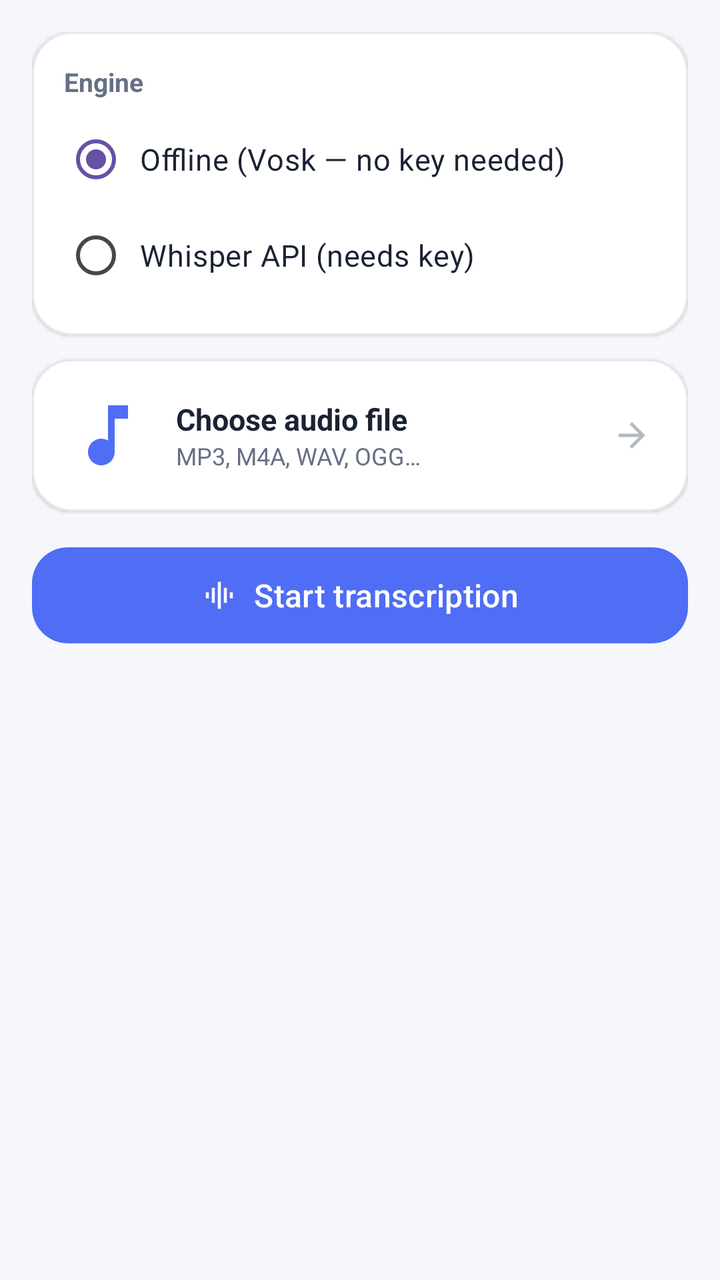
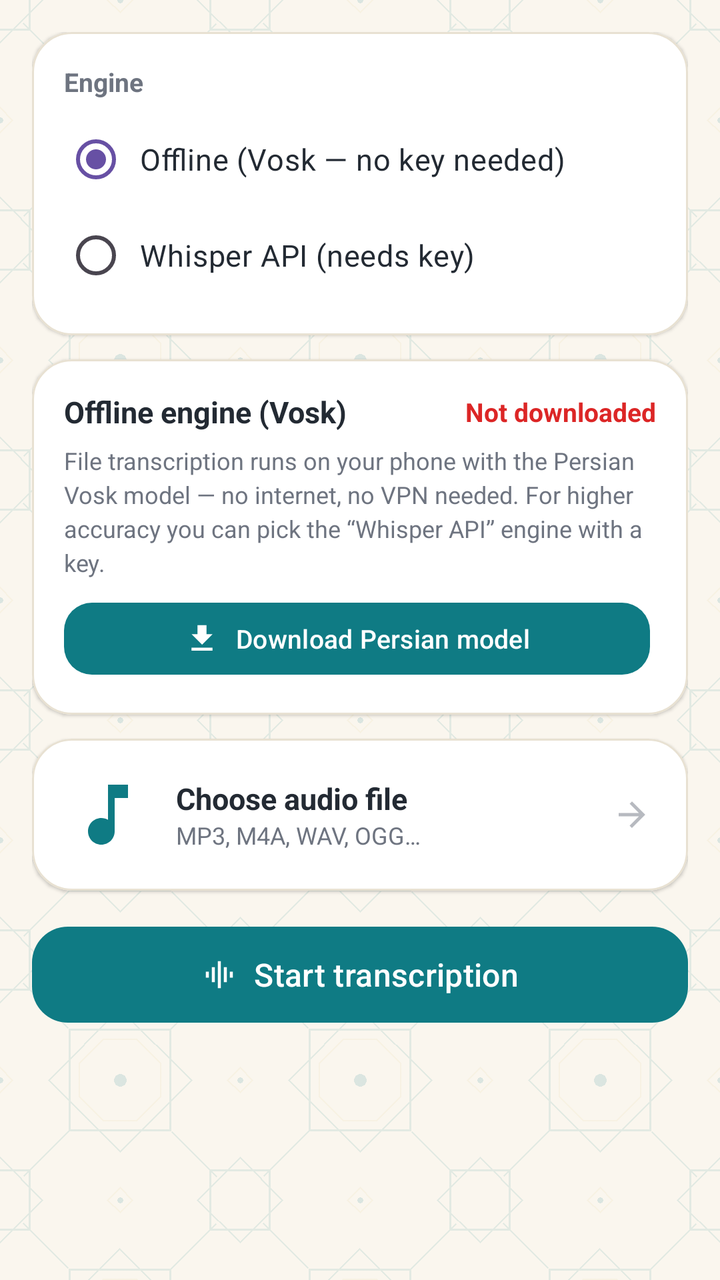

Screens rendered from an Android XML layout before and after an edit, with the pre-edit source and the edit as a unified diff.
<!-- AndroidManifest.xml: application theme Theme.Sedayar -->
<!-- res/layout/fragment_audio.xml -->
<?xml version="1.0" encoding="utf-8"?>
<androidx.core.widget.NestedScrollView xmlns:android="http://schemas.android.com/apk/res/android"
    xmlns:app="http://schemas.android.com/apk/res-auto"
    android:layout_width="match_parent"
    android:layout_height="match_parent"
    android:background="@color/paper"
    android:clipToPadding="false"
    android:fillViewport="true"
    android:padding="16dp">

    <LinearLayout
        android:layout_width="match_parent"
        android:layout_height="wrap_content"
        android:orientation="vertical">

        
        <com.google.android.material.card.MaterialCardView
            android:layout_width="match_parent"
            android:layout_height="wrap_content"
            app:cardBackgroundColor="@color/surface"
            app:cardCornerRadius="20dp"
            app:cardElevation="1dp"
            app:strokeColor="@color/stroke"
            app:strokeWidth="1dp">

            <LinearLayout
                android:layout_width="match_parent"
                android:layout_height="wrap_content"
                android:orientation="vertical"
                android:padding="16dp">

                <TextView
                    android:layout_width="wrap_content"
                    android:layout_height="wrap_content"
                    android:text="@string/engine_title"
                    android:textColor="@color/text_secondary"
                    android:textSize="13sp"
                    android:textStyle="bold" />

                <RadioGroup
                    android:id="@+id/rg_engine"
                    android:layout_width="match_parent"
                    android:layout_height="wrap_content"
                    android:layout_marginTop="6dp"
                    android:orientation="vertical">

                    <RadioButton
                        android:id="@+id/rb_vosk"
                        android:layout_width="match_parent"
                        android:layout_height="wrap_content"
                        android:checked="true"
                        android:paddingStart="6dp"
                        android:paddingEnd="6dp"
                        android:text="@string/engine_vosk"
                        android:textColor="@color/text_primary"
                        android:textSize="15sp" />

                    <RadioButton
                        android:id="@+id/rb_api"
                        android:layout_width="match_parent"
                        android:layout_height="wrap_content"
                        android:paddingStart="6dp"
                        android:paddingEnd="6dp"
                        android:text="@string/engine_api"
                        android:textColor="@color/text_primary"
                        android:textSize="15sp" />
                </RadioGroup>
            </LinearLayout>
        </com.google.android.material.card.MaterialCardView>

        
        <com.google.android.material.card.MaterialCardView
            android:id="@+id/card_pick"
            android:layout_width="match_parent"
            android:layout_height="wrap_content"
            android:layout_marginTop="12dp"
            app:cardBackgroundColor="@color/surface"
            app:cardCornerRadius="20dp"
            app:cardElevation="1dp"
            app:rippleColor="@color/primary_container"
            app:strokeColor="@color/stroke"
            app:strokeWidth="1dp">

            <LinearLayout
                android:layout_width="match_parent"
                android:layout_height="wrap_content"
                android:gravity="center_vertical"
                android:orientation="horizontal"
                android:padding="18dp">

                <ImageView
                    android:id="@+id/iv_file_icon"
                    android:layout_width="40dp"
                    android:layout_height="40dp"
                    android:contentDescription="@string/cd_pick_file"
                    android:src="@drawable/ic_music"
                    app:tint="@color/primary" />

                <LinearLayout
                    android:layout_width="0dp"
                    android:layout_height="wrap_content"
                    android:layout_marginStart="14dp"
                    android:layout_weight="1"
                    android:orientation="vertical">

                    <TextView
                        android:id="@+id/tv_file_name"
                        android:layout_width="match_parent"
                        android:layout_height="wrap_content"
                        android:ellipsize="middle"
                        android:maxLines="1"
                        android:text="@string/audio_pick"
                        android:textColor="@color/text_primary"
                        android:textSize="15sp"
                        android:textStyle="bold" />

                    <TextView
                        android:id="@+id/tv_file_hint"
                        android:layout_width="match_parent"
                        android:layout_height="wrap_content"
                        android:text="@string/audio_pick_hint"
                        android:textColor="@color/text_secondary"
                        android:textSize="12sp" />
                </LinearLayout>

                <ImageView
                    android:layout_width="20dp"
                    android:layout_height="20dp"
                    android:alpha="0.5"
                    android:contentDescription="@string/cd_pick_file"
                    android:rotation="180"
                    android:src="@drawable/ic_back"
                    app:tint="@color/text_secondary" />
            </LinearLayout>
        </com.google.android.material.card.MaterialCardView>

        
        <com.google.android.material.card.MaterialCardView
            android:id="@+id/card_progress"
            android:layout_width="match_parent"
            android:layout_height="wrap_content"
            android:layout_marginTop="12dp"
            android:visibility="gone"
            app:cardBackgroundColor="@color/surface"
            app:cardCornerRadius="20dp"
            app:cardElevation="1dp"
            app:strokeColor="@color/stroke"
            app:strokeWidth="1dp">

            <LinearLayout
                android:layout_width="match_parent"
                android:layout_height="wrap_content"
                android:orientation="vertical"
                android:padding="16dp">

                <TextView
                    android:id="@+id/tv_progress"
                    android:layout_width="wrap_content"
                    android:layout_height="wrap_content"
                    android:text="@string/status_decoding"
                    android:textColor="@color/text_primary"
                    android:textSize="14sp" />

                <ProgressBar
                    android:id="@+id/progress"
                    style="?android:attr/progressBarStyleHorizontal"
                    android:layout_width="match_parent"
                    android:layout_height="wrap_content"
                    android:layout_marginTop="10dp"
                    android:max="100" />

                <com.google.android.material.button.MaterialButton
                    android:id="@+id/btn_cancel"
                    style="?attr/materialButtonOutlinedStyle"
                    android:layout_width="wrap_content"
                    android:layout_height="wrap_content"
                    android:layout_gravity="end"
                    android:layout_marginTop="6dp"
                    android:text="@string/cancel"
                    app:cornerRadius="14dp" />
            </LinearLayout>
        </com.google.android.material.card.MaterialCardView>

        <com.google.android.material.button.MaterialButton
            android:id="@+id/btn_start"
            android:layout_width="match_parent"
            android:layout_height="56dp"
            android:layout_marginTop="14dp"
            android:text="@string/audio_start"
            android:textColor="@color/on_primary"
            android:textSize="16sp"
            app:backgroundTint="@color/primary"
            app:cornerRadius="18dp"
            app:icon="@drawable/ic_audio"
            app:iconGravity="textStart"
            app:iconTint="@color/on_primary" />

        
        <com.google.android.material.card.MaterialCardView
            android:id="@+id/card_result"
            android:layout_width="match_parent"
            android:layout_height="wrap_content"
            android:layout_marginTop="14dp"
            android:visibility="gone"
            app:cardBackgroundColor="@color/surface"
            app:cardCornerRadius="20dp"
            app:cardElevation="1dp"
            app:strokeColor="@color/stroke"
            app:strokeWidth="1dp">

            <LinearLayout
                android:layout_width="match_parent"
                android:layout_height="wrap_content"
                android:orientation="vertical"
                android:padding="16dp">

                <TextView
                    android:layout_width="wrap_content"
                    android:layout_height="wrap_content"
                    android:text="@string/transcript_result_title"
                    android:textColor="@color/text_secondary"
                    android:textSize="13sp"
                    android:textStyle="bold" />

                <TextView
                    android:id="@+id/tv_partial"
                    android:layout_width="match_parent"
                    android:layout_height="wrap_content"
                    android:layout_marginTop="6dp"
                    android:alpha="0.7"
                    android:textColor="@color/primary"
                    android:textSize="13sp"
                    android:visibility="gone" />

                <TextView
                    android:id="@+id/tv_transcript"
                    android:layout_width="match_parent"
                    android:layout_height="wrap_content"
                    android:layout_marginTop="8dp"
                    android:lineSpacingExtra="5dp"
                    android:maxLines="10"
                    android:scrollbars="vertical"
                    android:textColor="@color/text_primary"
                    android:textIsSelectable="true"
                    android:textSize="15sp" />

                
                <com.google.android.material.card.MaterialCardView
                    android:id="@+id/card_summary"
                    android:layout_width="match_parent"
                    android:layout_height="wrap_content"
                    android:layout_marginTop="12dp"
                    android:visibility="gone"
                    app:cardBackgroundColor="@color/primary_container"
                    app:cardCornerRadius="14dp"
                    app:cardElevation="0dp">

                    <LinearLayout
                        android:layout_width="match_parent"
                        android:layout_height="wrap_content"
                        android:orientation="vertical"
                        android:padding="14dp">

                        <TextView
                            android:id="@+id/tv_summary_title"
                            android:layout_width="wrap_content"
                            android:layout_height="wrap_content"
                            android:text="@string/summary_offline_title"
                            android:textColor="@color/on_primary_container"
                            android:textSize="13sp"
                            android:textStyle="bold" />

                        <TextView
                            android:id="@+id/tv_summary"
                            android:layout_width="match_parent"
                            android:layout_height="wrap_content"
                            android:layout_marginTop="4dp"
                            android:lineSpacingExtra="4dp"
                            android:textColor="@color/on_primary_container"
                            android:textIsSelectable="true"
                            android:textSize="14sp" />
                    </LinearLayout>
                </com.google.android.material.card.MaterialCardView>

                <LinearLayout
                    android:layout_width="match_parent"
                    android:layout_height="wrap_content"
                    android:layout_marginTop="12dp"
                    android:orientation="horizontal">

                    <com.google.android.material.button.MaterialButton
                        android:id="@+id/btn_summary"
                        style="?attr/materialButtonOutlinedStyle"
                        android:layout_width="0dp"
                        android:layout_height="48dp"
                        android:layout_marginEnd="3dp"
                        android:layout_weight="1"
                        android:text="@string/btn_summary"
                        android:textSize="13sp"
                        app:cornerRadius="14dp"
                        app:icon="@drawable/ic_summary"
                        app:iconGravity="textStart"
                        app:iconTint="@color/primary" />

                    <com.google.android.material.button.MaterialButton
                        android:id="@+id/btn_export"
                        style="?attr/materialButtonOutlinedStyle"
                        android:layout_width="0dp"
                        android:layout_height="48dp"
                        android:layout_marginStart="3dp"
                        android:layout_marginEnd="3dp"
                        android:layout_weight="1"
                        android:text="@string/btn_export"
                        android:textSize="13sp"
                        app:cornerRadius="14dp"
                        app:icon="@drawable/ic_download"
                        app:iconGravity="textStart"
                        app:iconTint="@color/primary" />

                    <com.google.android.material.button.MaterialButton
                        android:id="@+id/btn_save_note"
                        style="?attr/materialButtonOutlinedStyle"
                        android:layout_width="0dp"
                        android:layout_height="48dp"
                        android:layout_marginStart="3dp"
                        android:layout_weight="1"
                        android:text="@string/btn_save_note"
                        android:textSize="13sp"
                        app:cornerRadius="14dp"
                        app:icon="@drawable/ic_save"
                        app:iconGravity="textStart"
                        app:iconTint="@color/primary" />
                </LinearLayout>
            </LinearLayout>
        </com.google.android.material.card.MaterialCardView>

        <Space
            android:layout_width="1dp"
            android:layout_height="24dp" />
    </LinearLayout>
</androidx.core.widget.NestedScrollView>
<!-- resources referenced by this layout -->
<resources>
  <color name="on_primary">#FFFFFF</color>
  <color name="on_primary_container">#1B2C7E</color>
  <color name="paper">#F5F7FB</color>
  <color name="primary">#4F6DF5</color>
  <color name="primary_container">#E4E9FF</color>
  <color name="stroke">#E3E8F0</color>
  <color name="surface">#FFFFFF</color>
  <color name="text_primary">#1A2233</color>
  <color name="text_secondary">#667085</color>
  <!-- drawable ic_download (drawable) -->
  <?xml version="1.0" encoding="utf-8"?>
  <vector xmlns:android="http://schemas.android.com/apk/res/android"
      android:width="24dp" android:height="24dp"
      android:viewportWidth="24" android:viewportHeight="24">
      <path android:fillColor="@android:color/white"
          android:pathData="M19,9h-4V3H9v6H5l7,7 7,-7zM5,18v2h14v-2H5z" />
  </vector>
  <string name="audio_pick">Choose audio file</string>
  <string name="audio_pick_hint">MP3, M4A, WAV, OGG…</string>
  <string name="audio_start">Start transcription</string>
  <string name="btn_export">Export</string>
  <string name="btn_save_note">Save as note</string>
  <string name="btn_summary">Summarize</string>
  <string name="cancel">Cancel</string>
  <string name="cd_pick_file">Choose audio file</string>
  <string name="engine_api">Whisper API (needs key)</string>
  <string name="engine_title">Engine</string>
  <string name="engine_vosk">Offline (Vosk — no key needed)</string>
  <string name="status_decoding">Preparing audio…</string>
  <string name="summary_offline_title">Auto summary</string>
  <string name="transcript_result_title">Transcript</string>
  <style name="Theme.Sedayar" parent="Theme.Material3.Light.NoActionBar">
          <item name="colorPrimary">@color/primary</item>
          <item name="colorOnPrimary">@color/on_primary</item>
          <item name="colorPrimaryContainer">@color/primary_container</item>
          <item name="colorOnPrimaryContainer">@color/on_primary_container</item>
          <item name="android:colorBackground">@color/paper</item>
          <item name="colorSurface">@color/surface</item>
          <item name="colorOnSurface">@color/text_primary</item>
          <item name="colorOnSurfaceVariant">@color/text_secondary</item>
          <item name="colorOutline">@color/stroke</item>
          <item name="android:statusBarColor">@color/paper</item>
          <item name="android:windowLightStatusBar">true</item>
          <item name="fontFamily">@font/vazirmatn</item>
          <item name="android:fontFamily">@font/vazirmatn</item>
      </style>
  <!-- unchanged entries left out for length: 5 -->
</resources>

<!-- the commit's change to res/layout/fragment_audio.xml (unified diff, before → after) -->
@@ -3,7 +3,7 @@
     xmlns:app="http://schemas.android.com/apk/res-auto"
     android:layout_width="match_parent"
     android:layout_height="match_parent"
-    android:background="@color/paper"
+    android:background="@drawable/bg_app"
     android:clipToPadding="false"
     android:fillViewport="true"
     android:padding="16dp">
@@ -65,6 +65,105 @@
                         android:textColor="@color/text_primary"
                         android:textSize="15sp" />
                 </RadioGroup>
+            </LinearLayout>
+        </com.google.android.material.card.MaterialCardView>
+
+        
+        <com.google.android.material.card.MaterialCardView
+            android:id="@+id/card_model"
+            android:layout_width="match_parent"
+            android:layout_height="wrap_content"
+            android:layout_marginTop="12dp"
+            app:cardBackgroundColor="@color/surface"
+            app:cardCornerRadius="20dp"
+            app:cardElevation="1dp"
+            app:strokeColor="@color/stroke"
+            app:strokeWidth="1dp">
+
+            <LinearLayout
+                android:layout_width="match_parent"
+                android:layout_height="wrap_content"
+                android:orientation="vertical"
+                android:padding="16dp">
+
+                <LinearLayout
+                    android:layout_width="match_parent"
+                    android:layout_height="wrap_content"
+                    android:gravity="center_vertical"
+                    android:orientation="horizontal">
+
+                    <TextView
+                        android:layout_width="0dp"
+                        android:layout_height="wrap_content"
+                        android:layout_weight="1"
+                        android:text="@string/model_card_title"
+                        android:textColor="@color/text_primary"
+                        android:textSize="15sp"
+                        android:textStyle="bold" />
+
+                    <TextView
+                        android:id="@+id/tv_model_status"
+                        android:layout_width="wrap_content"
+                        android:layout_height="wrap_content"
+                        android:text="@string/vosk_status_missing"
+                        android:textColor="@color/danger"
+                        android:textSize="13sp"
+                        android:textStyle="bold" />
+                </LinearLayout>
+
+                <TextView
+                    android:layout_width="match_parent"
+                    android:layout_height="wrap_content"
+                    android:layout_marginTop="6dp"
+                    android:lineSpacingExtra="3dp"
+                    android:text="@string/model_card_info"
+                    android:textColor="@color/text_secondary"
+                    android:textSize="12sp" />
+
+                <ProgressBar
+                    android:id="@+id/progress_model"
+                    style="?android:attr/progressBarStyleHorizontal"
+                    android:layout_width="match_parent"
+                    android:layout_height="wrap_content"
+                    android:layout_marginTop="8dp"
+                    android:max="100"
+                    android:visibility="gone" />
+
+                <LinearLayout
+                    android:layout_width="match_parent"
+                    android:layout_height="wrap_content"
+                    android:layout_marginTop="8dp"
+                    android:orientation="horizontal">
+
+                    <com.google.android.material.button.MaterialButton
+                        android:id="@+id/btn_model_download"
+                        android:layout_width="0dp"
+                        android:layout_height="44dp"
+                        android:layout_marginEnd="3dp"
+                        android:layout_weight="1"
+                        android:text="@string/vosk_download"
+                        android:textSize="13sp"
+                        app:backgroundTint="@color/primary"
+                        app:cornerRadius="14dp"
+                        app:icon="@drawable/ic_download"
+                        app:iconGravity="textStart"
+                        app:iconTint="@color/on_primary" />
+
+                    <com.google.android.material.button.MaterialButton
+                        android:id="@+id/btn_model_delete"
+                        style="?attr/materialButtonOutlinedStyle"
+                        android:layout_width="0dp"
+                        android:layout_height="44dp"
+                        android:layout_marginStart="3dp"
+                        android:layout_weight="1"
+                        android:text="@string/vosk_delete"
+                        android:textSize="13sp"
+                        android:visibility="gone"
+                        app:cornerRadius="14dp"
+                        app:icon="@drawable/ic_delete"
+                        app:iconGravity="textStart"
+                        app:iconTint="@color/danger" />
+                </LinearLayout>
             </LinearLayout>
         </com.google.android.material.card.MaterialCardView>
 
<!-- resource entries referenced after the edit -->
@@ -1,14 +1,39 @@
 <!-- resources referenced by this layout -->
 <resources>
+  <color name="danger">#DC2626</color>
   <color name="on_primary">#FFFFFF</color>
-  <color name="on_primary_container">#1B2C7E</color>
-  <color name="paper">#F5F7FB</color>
-  <color name="primary">#4F6DF5</color>
-  <color name="primary_container">#E4E9FF</color>
-  <color name="stroke">#E3E8F0</color>
+  <color name="on_primary_container">#084C52</color>
+  <color name="paper">#FAF6EE</color>
+  <!-- drawable pattern_faint: png bitmap (drawable-nodpi, 4999 bytes) -->
+  <color name="gold">#C9A227</color>
+  <color name="lapis">#0F2142</color>
+  <color name="primary">#0F7B84</color>
+  <color name="primary_container">#D8F0F0</color>
+  <color name="stroke">#E8E1D2</color>
   <color name="surface">#FFFFFF</color>
-  <color name="text_primary">#1A2233</color>
-  <color name="text_secondary">#667085</color>
+  <color name="text_primary">#232A33</color>
+  <color name="text_secondary">#6E7480</color>
+  <!-- drawable bg_app (drawable) -->
+  <?xml version="1.0" encoding="utf-8"?>
+  <layer-list xmlns:android="http://schemas.android.com/apk/res/android">
+      <item android:drawable="@color/paper" />
+      <item>
+          <bitmap
+              android:src="@drawable/pattern_faint"
+              android:tileMode="repeat" />
+      </item>
+  </layer-list>
+  <!-- drawable ic_delete (drawable) -->
+  <?xml version="1.0" encoding="utf-8"?>
+  <vector xmlns:android="http://schemas.android.com/apk/res/android"
+      android:width="24dp"
+      android:height="24dp"
+      android:viewportWidth="24"
+      android:viewportHeight="24">
+      <path
+          android:fillColor="#FF1F2937"
+          android:pathData="M6,19c0,1.1 0.9,2 2,2h8c1.1,0 2,-0.9 2,-2V7H6v12zM19,4h-3.5l-1,-1h-5l-1,1H5v2h14V4z" />
+  </vector>
   <!-- drawable ic_download (drawable) -->
   <?xml version="1.0" encoding="utf-8"?>
   <vector xmlns:android="http://schemas.android.com/apk/res/android"
@@ -28,9 +53,14 @@
   <string name="engine_api">Whisper API (needs key)</string>
   <string name="engine_title">Engine</string>
   <string name="engine_vosk">Offline (Vosk — no key needed)</string>
+  <string name="model_card_info">File transcription runs on your phone with the Persian Vosk model — no internet, no VPN needed. For higher accuracy you can pick the “Whisper API” engine with a key.</string>
+  <string name="model_card_title">Offline engine (Vosk)</string>
   <string name="status_decoding">Preparing audio…</string>
   <string name="summary_offline_title">Auto summary</string>
   <string name="transcript_result_title">Transcript</string>
+  <string name="vosk_delete">Delete model</string>
+  <string name="vosk_download">Download Persian model</string>
+  <string name="vosk_status_missing">Not downloaded</string>
   <style name="Theme.Sedayar" parent="Theme.Material3.Light.NoActionBar">
           <item name="colorPrimary">@color/primary</item>
           <item name="colorOnPrimary">@color/on_primary</item>
@@ -41,8 +71,9 @@
           <item name="colorOnSurface">@color/text_primary</item>
           <item name="colorOnSurfaceVariant">@color/text_secondary</item>
           <item name="colorOutline">@color/stroke</item>
-          <item name="android:statusBarColor">@color/paper</item>
-          <item name="android:windowLightStatusBar">true</item>
+          <item name="colorSecondary">@color/gold</item>
+          <item name="android:statusBarColor">@color/lapis</item>
+          <item name="android:windowLightStatusBar">false</item>
           <item name="fontFamily">@font/vazirmatn</item>
           <item name="android:fontFamily">@font/vazirmatn</item>
       </style>
